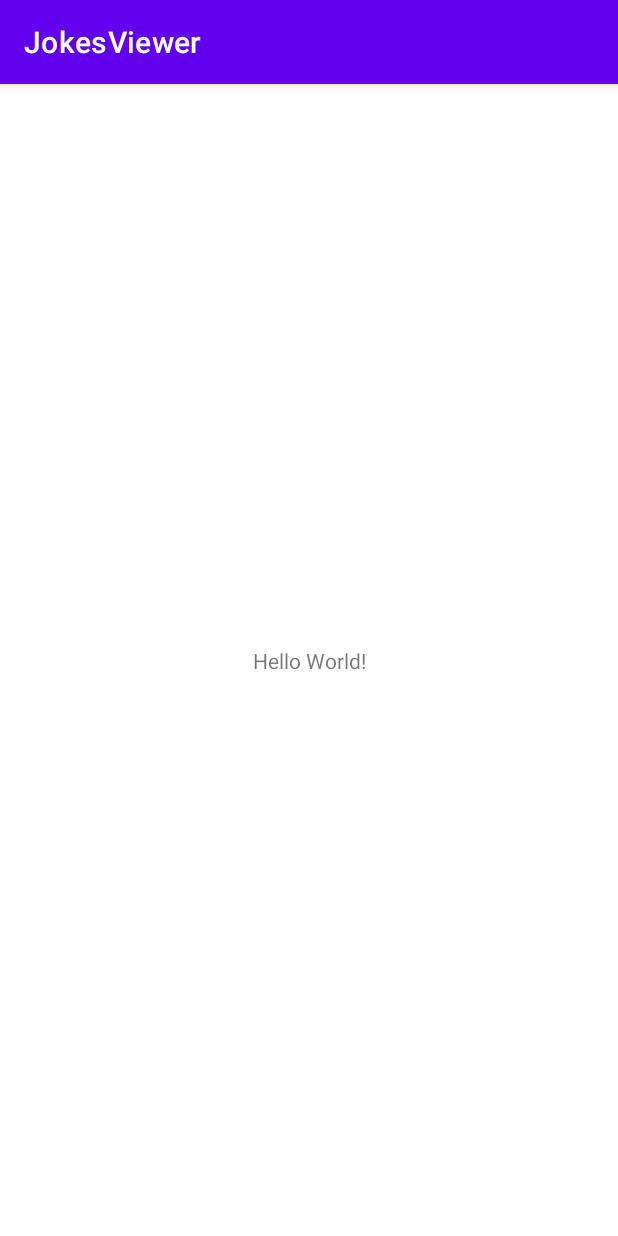
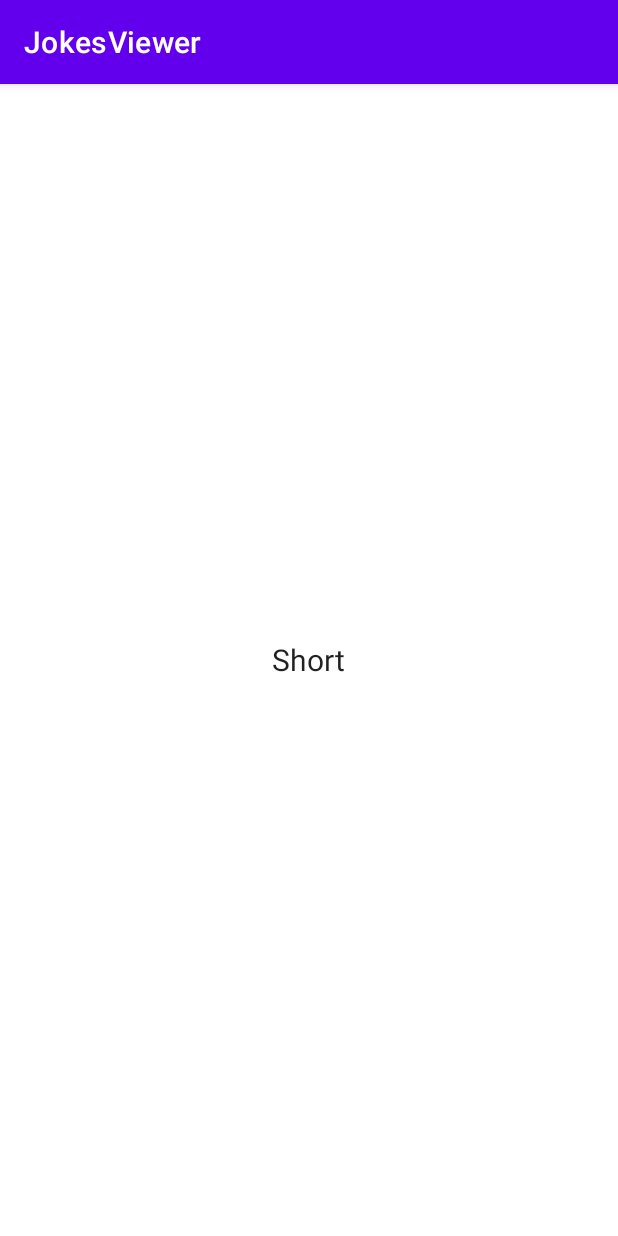
Before and after one commit to abhranja-sudo/JokesViewer, an Android app: the screen it shows after launch (MainActivity), on a phone screen of 412 x 824 dp. Run offline under Robolectric (Android 15) with nearby library versions, the phone set to English and light mode, and no system bars.

Commit message:
Joke Fragment

```diff
--- a/app/build.gradle
+++ b/app/build.gradle
@@ -37,6 +37,7 @@ dependencies {
     implementation 'androidx.appcompat:appcompat:1.4.1'
     implementation 'com.google.android.material:material:1.5.0'
     implementation 'androidx.constraintlayout:constraintlayout:2.1.3'
+    implementation 'androidx.preference:preference:1.1.1'
     testImplementation 'junit:junit:4.13.2'
     androidTestImplementation 'androidx.test.ext:junit:1.1.3'
     androidTestImplementation 'androidx.test.espresso:espresso-core:3.4.0'
--- /dev/null
+++ b/app/src/main/java/com/ar50645/jokesviewer/JokesFragment.kt
@@ -0,0 +1,45 @@
+package com.ar50645.jokesviewer
+
+import android.annotation.SuppressLint
+import android.os.Bundle
+import android.view.LayoutInflater
+import android.view.View
+import android.view.ViewGroup
+import android.widget.TextView
+import androidx.fragment.app.Fragment
+
+
+class JokesFragment: Fragment() {
+    private var initTouchX = 0
+    private var initJokeArrayIndex = 0
+
+    private lateinit var jokeTextView: TextView
+    var jokesArray: Array<String> = emptyArray()
+
+    companion object {
+        fun newInstance() = JokesFragment()
+    }
+
+    override fun onCreateView(inflater: LayoutInflater, container: ViewGroup?,
+                              savedInstanceState: Bundle?): View {
+        val parentView = inflater.inflate(R.layout.fragment_joke, container, false)
+        jokeTextView = parentView.findViewById(R.id.jokeTextView)
+        jokesArray = getResources().getStringArray((R.array.jokes))
+        return parentView
+    }
+
+    override fun onViewCreated(view: View, savedInstanceState: Bundle?) {
+        super.onViewCreated(view, savedInstanceState)
+        if (savedInstanceState == null) {
+            updateJoke()
+        } else {
+            //TODO: retrieve the value if thats saved
+        }
+
+
+    }
+
+    private fun updateJoke() {
+        jokeTextView.text = jokesArray.get(initJokeArrayIndex++)
+    }
+}
--- a/app/src/main/java/com/ar50645/jokesviewer/MainActivity.kt
+++ b/app/src/main/java/com/ar50645/jokesviewer/MainActivity.kt
@@ -7,5 +7,10 @@ class MainActivity : AppCompatActivity() {
     override fun onCreate(savedInstanceState: Bundle?) {
         super.onCreate(savedInstanceState)
         setContentView(R.layout.activity_main)
+        if (savedInstanceState == null) {
+            supportFragmentManager.beginTransaction()
+                .replace(R.id.container, JokesFragment.newInstance())
+                .commitNow()
+        }
     }
 }
--- a/app/src/main/res/layout/activity_main.xml
+++ b/app/src/main/res/layout/activity_main.xml
@@ -1,18 +1,10 @@
 <?xml version="1.0" encoding="utf-8"?>
-<androidx.constraintlayout.widget.ConstraintLayout xmlns:android="http://schemas.android.com/apk/res/android"
+<FrameLayout xmlns:android="http://schemas.android.com/apk/res/android"
     xmlns:app="http://schemas.android.com/apk/res-auto"
     xmlns:tools="http://schemas.android.com/tools"
+    android:id="@+id/container"
     android:layout_width="match_parent"
     android:layout_height="match_parent"
-    tools:context=".MainActivity">
+    tools:context=".MainActivity"/>
 
-    <TextView
-        android:layout_width="wrap_content"
-        android:layout_height="wrap_content"
-        android:text="Hello World!"
-        app:layout_constraintBottom_toBottomOf="parent"
-        app:layout_constraintLeft_toLeftOf="parent"
-        app:layout_constraintRight_toRightOf="parent"
-        app:layout_constraintTop_toTopOf="parent" />
-
-</androidx.constraintlayout.widget.ConstraintLayout>
+<!--</FrameLayout>-->
--- /dev/null
+++ b/app/src/main/res/layout/fragment_joke.xml
@@ -0,0 +1,24 @@
+<?xml version="1.0" encoding="utf-8"?>
+<androidx.constraintlayout.widget.ConstraintLayout xmlns:android="http://schemas.android.com/apk/res/android"
+    android:layout_width="match_parent"
+    android:layout_height="match_parent">
+
+    <FrameLayout
+        android:layout_width="match_parent"
+        android:layout_height="match_parent"
+        android:orientation="vertical">
+
+        <TextView
+            android:id="@+id/jokeTextView"
+            android:layout_width="wrap_content"
+            android:layout_height="wrap_content"
+            android:layout_gravity="center"
+            android:layout_marginStart="20dp"
+            android:layout_marginEnd="20dp"
+            android:gravity="center_horizontal"
+            android:textAppearance="?attr/textAppearanceListItem"
+            android:textSize="20sp"/>
+<!--            tools:text="Cross-country skiing is much easier when you live in a small country." />-->
+
+    </FrameLayout>
+</androidx.constraintlayout.widget.ConstraintLayout>
--- a/app/src/main/res/values/strings.xml
+++ b/app/src/main/res/values/strings.xml
@@ -1,3 +1,9 @@
 <resources>
     <string name="app_name">JokesViewer</string>
+    <string name="jk1">Roll length?</string>
+    <string-array name="jokes">
+        <item>Short</item>
+        <item>Medium</item>
+        <item>Long</item>
+    </string-array>
 </resources>
```
